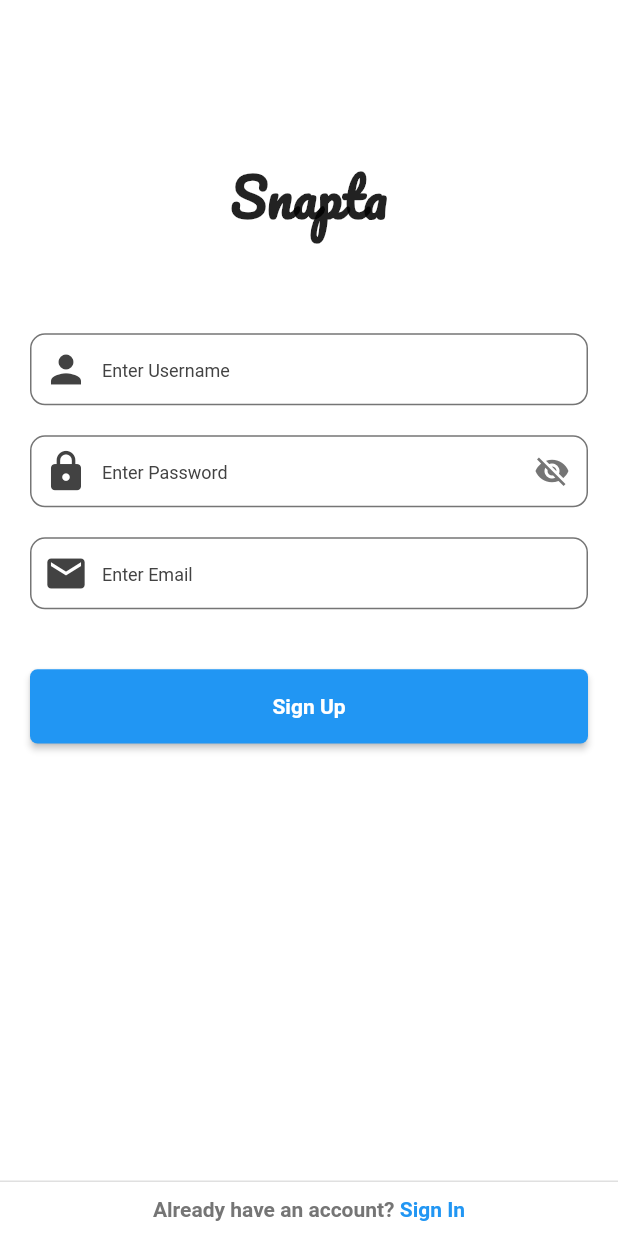
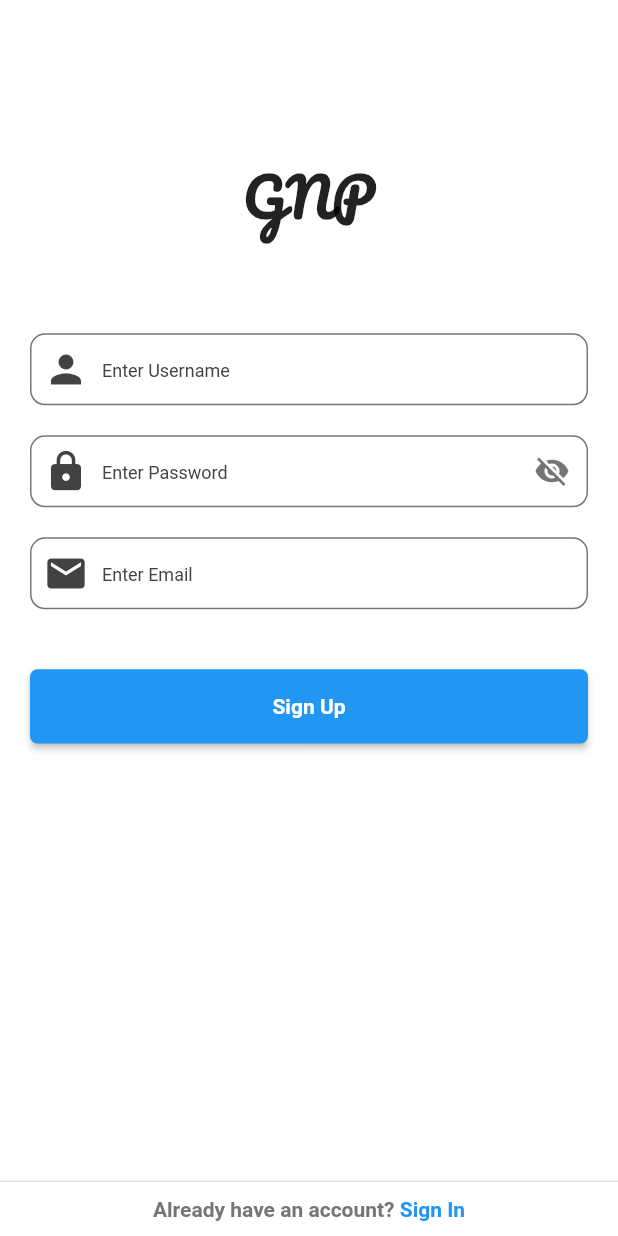
Before and after one commit to Heshamazab1999/GNP_People, a Flutter app: the SignUp screen opened directly, on a phone screen of 412 x 824 dp. Run offline on Flutter 3.47's test engine with Material 2 defaults, Android fonts, the phone set to English and light mode, and no system bars; our stand-ins replace another_flushbar, cached_network_image, cloud_firestore, csc_picker, firebase_auth, firebase_core and 16 more; missing offline and left inert: fancy_drawer, giphy_get, linkable, photofilters, video_compress, video_thumbnail; accounts and stored records are empty; network calls fail.

```diff
--- a/lib/Screens/home.dart
+++ b/lib/Screens/home.dart
@@ -260,7 +260,7 @@ class _HomeState extends State<Home> with SingleTickerProviderStateMixin {
               backgroundColor: appColorWhite,
               elevation: 0,
               title: Text(
-                "Snapta",
+                "GNP",
                 style: GoogleFonts.pacifico(
                     fontSize: 25,
                     fontWeight: FontWeight.bold,
--- a/lib/Screens/publicProfile.dart
+++ b/lib/Screens/publicProfile.dart
@@ -61,7 +61,7 @@ class _ProfileState extends State<PublicProfile> {
               )),
         ),
         body: SingleChildScrollView(
-          child: StreamBuilder(
+          child: StreamBuilder<DocumentSnapshot<Map<String, dynamic>>>(
             stream: FirebaseFirestore.instance
                 .collection('user')
                 .doc(widget.peerId)
--- a/lib/Screens/signup.dart
+++ b/lib/Screens/signup.dart
@@ -139,7 +139,7 @@ class _SignUpState extends State<SignUp> {
                                       padding: const EdgeInsets.only(top: 100),
                                       child: Center(
                                           child: Text(
-                                        "Snapta",
+                                        "GNP",
                                         style: GoogleFonts.pacifico(
                                             fontSize: 35,
                                             fontWeight: FontWeight.bold),
```
Also changed, not shown: 3 other files.
